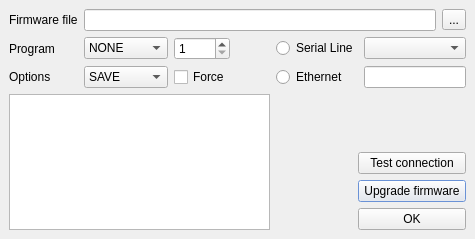
Before: the Qt Designer form icepapCMS/ui_icepapcms/ui/dialogipapprogram.ui in ALBA-Synchrotron/IcepapCMS, drawn with Qt 5.
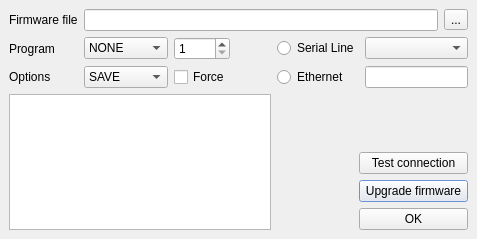
After: the same form once the commit is applied. Icons and pictures are not drawn.

Patch:
```diff
--- a/icepapCMS/ui_icepapcms/ui/dialogipapprogram.ui
+++ b/icepapCMS/ui_icepapcms/ui/dialogipapprogram.ui
@@ -1,11 +1,11 @@
 <ui version="4.0" >
  <class>DialogIcepapProgram</class>
- <widget class="QDialog" name="DialogIcepapProgram" >
-  <property name="geometry" >
+ <widget class="QDialog" name="DialogIcepapProgram">
+  <property name="geometry">
    <rect>
     <x>0</x>
     <y>0</y>
-    <width>475</width>
+    <width>477</width>
     <height>239</height>
    </rect>
   </property>
@@ -65,14 +65,11 @@
    <property name="bottomMargin" >
     <number>9</number>
    </property>
-   <property name="horizontalSpacing" >
+   <property name="spacing">
     <number>6</number>
    </property>
-   <property name="verticalSpacing" >
-    <number>6</number>
-   </property>
-   <item row="2" column="6" colspan="2" >
-    <widget class="QLineEdit" name="txtHost" />
+   <item row="2" column="6" colspan="2">
+    <widget class="QLineEdit" name="txtHost"/>
    </item>
    <item row="1" column="1" >
     <widget class="QComboBox" name="cbProgram" >
```
Left out of the diff: 185 changed lines with no effect on the pictures.
